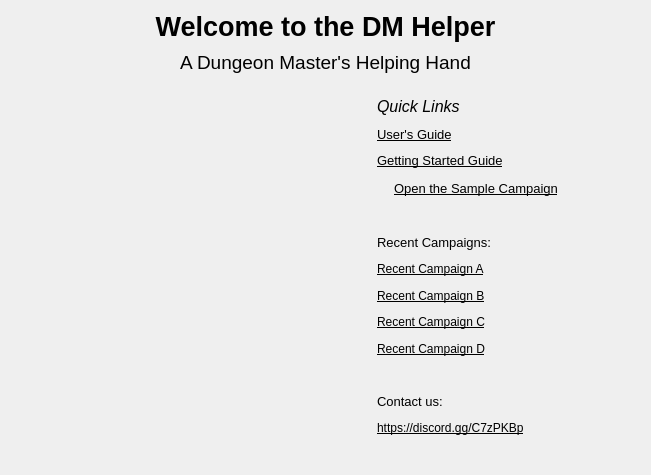
Before: the Qt Designer form DMHelper/src/welcomeframe.ui in MMetze/DMHelper, drawn with Qt 5.
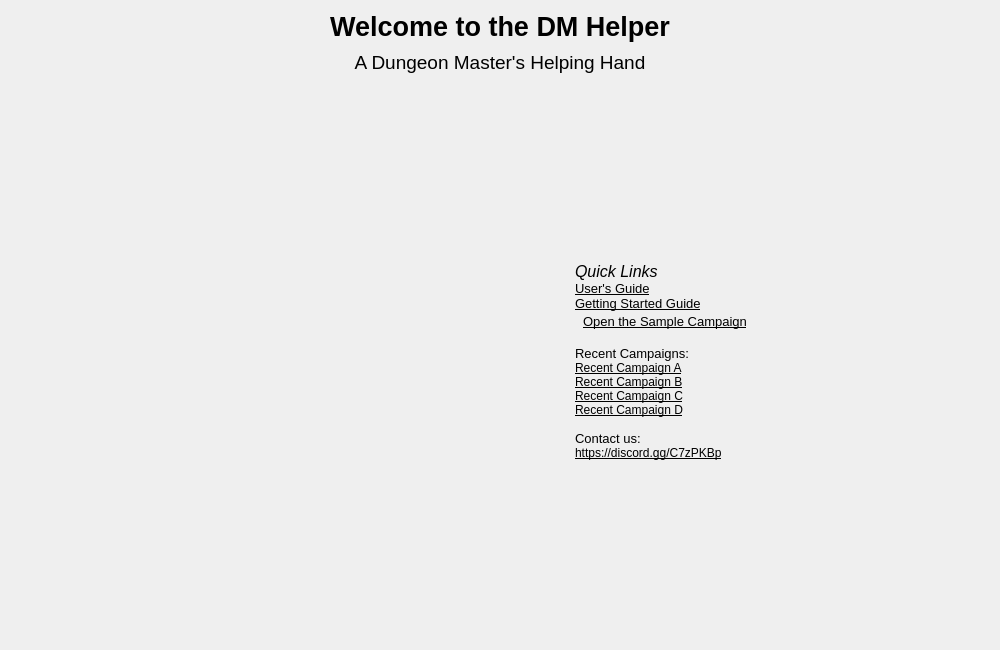
After: the same form once the commit is applied. Icons and pictures are not drawn.

```diff
--- a/DMHelper/src/welcomeframe.ui
+++ b/DMHelper/src/welcomeframe.ui
@@ -6,8 +6,8 @@
    <rect>
     <x>0</x>
     <y>0</y>
-    <width>651</width>
-    <height>475</height>
+    <width>1000</width>
+    <height>650</height>
    </rect>
   </property>
   <property name="sizePolicy">
@@ -18,8 +18,8 @@
   </property>
   <property name="minimumSize">
    <size>
-    <width>640</width>
-    <height>475</height>
+    <width>900</width>
+    <height>650</height>
    </size>
   </property>
   <property name="windowTitle">
@@ -29,19 +29,6 @@
    <string notr="true">background-image: url(:/img/data/parchment.jpg);</string>
   </property>
   <layout class="QHBoxLayout" name="horizontalLayout_3">
-   <item>
-    <spacer name="horizontalSpacer">
-     <property name="orientation">
-      <enum>Qt::Horizontal</enum>
-     </property>
-     <property name="sizeHint" stdset="0">
-      <size>
-       <width>73</width>
-       <height>20</height>
-      </size>
-     </property>
-    </spacer>
-   </item>
    <item>
     <layout class="QVBoxLayout" name="verticalLayout_3" stretch="0,0,1,0,2">
      <property name="spacing">
@@ -95,9 +82,38 @@
       </spacer>
      </item>
      <item>
-      <layout class="QHBoxLayout" name="horizontalLayout_2">
+      <layout class="QHBoxLayout" name="horizontalLayout_2" stretch="1,0,1,10,3">
+       <property name="spacing">
+        <number>0</number>
+       </property>
+       <item>
+        <spacer name="horizontalSpacer_4">
+         <property name="orientation">
+          <enum>Qt::Horizontal</enum>
+         </property>
+         <property name="sizeHint" stdset="0">
+          <size>
+           <width>40</width>
+           <height>20</height>
+          </size>
+         </property>
+        </spacer>
+       </item>
        <item>
         <layout class="QVBoxLayout" name="verticalLayout_2">
+         <item>
+          <spacer name="verticalSpacer_6">
+           <property name="orientation">
+            <enum>Qt::Vertical</enum>
+           </property>
+           <property name="sizeHint" stdset="0">
+            <size>
+             <width>20</width>
+             <height>40</height>
+            </size>
+           </property>
+          </spacer>
+         </item>
          <item>
           <widget class="QLabel" name="lblIcon">
            <property name="sizePolicy">
@@ -108,14 +124,14 @@
            </property>
            <property name="minimumSize">
             <size>
-             <width>300</width>
-             <height>300</height>
+             <width>500</width>
+             <height>500</height>
             </size>
            </property>
            <property name="maximumSize">
             <size>
-             <width>300</width>
-             <height>300</height>
+             <width>500</width>
+             <height>500</height>
             </size>
            </property>
            <property name="text">
@@ -147,8 +163,34 @@
          </item>
         </layout>
        </item>
+       <item>
+        <spacer name="horizontalSpacer_2">
+         <property name="orientation">
+          <enum>Qt::Horizontal</enum>
+         </property>
+         <property name="sizeHint" stdset="0">
+          <size>
+           <width>40</width>
+           <height>20</height>
+          </size>
+         </property>
+        </spacer>
+       </item>
        <item>
         <layout class="QVBoxLayout" name="verticalLayout">
+         <item>
+          <spacer name="verticalSpacer_5">
+           <property name="orientation">
+            <enum>Qt::Vertical</enum>
+           </property>
+           <property name="sizeHint" stdset="0">
+            <size>
+             <width>20</width>
+             <height>40</height>
+            </size>
+           </property>
+          </spacer>
+         </item>
          <item>
           <widget class="QLabel" name="label_8">
            <property name="font">
@@ -256,6 +298,12 @@
          </item>
          <item>
           <widget class="QLabel" name="lblMRU1">
+           <property name="sizePolicy">
+            <sizepolicy hsizetype="MinimumExpanding" vsizetype="Preferred">
+             <horstretch>0</horstretch>
+             <verstretch>0</verstretch>
+            </sizepolicy>
+           </property>
            <property name="font">
             <font>
              <pointsize>9</pointsize>
@@ -269,6 +317,12 @@
          </item>
          <item>
           <widget class="QLabel" name="lblMRU2">
+           <property name="sizePolicy">
+            <sizepolicy hsizetype="MinimumExpanding" vsizetype="Preferred">
+             <horstretch>0</horstretch>
+             <verstretch>0</verstretch>
+            </sizepolicy>
+           </property>
            <property name="font">
             <font>
              <pointsize>9</pointsize>
@@ -282,6 +336,12 @@
          </item>
          <item>
           <widget class="QLabel" name="lblMRU3">
+           <property name="sizePolicy">
+            <sizepolicy hsizetype="MinimumExpanding" vsizetype="Preferred">
+             <horstretch>0</horstretch>
+             <verstretch>0</verstretch>
+            </sizepolicy>
+           </property>
            <property name="font">
             <font>
              <pointsize>9</pointsize>
@@ -295,6 +355,12 @@
          </item>
          <item>
           <widget class="QLabel" name="lblMRU4">
+           <property name="sizePolicy">
+            <sizepolicy hsizetype="MinimumExpanding" vsizetype="Preferred">
+             <horstretch>0</horstretch>
+             <verstretch>0</verstretch>
+            </sizepolicy>
+           </property>
            <property name="font">
             <font>
              <pointsize>9</pointsize>
@@ -341,8 +407,34 @@
            </property>
           </widget>
          </item>
+         <item>
+          <spacer name="verticalSpacer_4">
+           <property name="orientation">
+            <enum>Qt::Vertical</enum>
+           </property>
+           <property name="sizeHint" stdset="0">
+            <size>
+             <width>20</width>
+             <height>40</height>
+            </size>
+           </property>
+          </spacer>
+         </item>
         </layout>
        </item>
+       <item>
+        <spacer name="horizontalSpacer">
+         <property name="orientation">
+          <enum>Qt::Horizontal</enum>
+         </property>
+         <property name="sizeHint" stdset="0">
+          <size>
+           <width>40</width>
+           <height>20</height>
+          </size>
+         </property>
+        </spacer>
+       </item>
       </layout>
      </item>
      <item>
@@ -360,19 +452,6 @@
      </item>
     </layout>
    </item>
-   <item>
-    <spacer name="horizontalSpacer_2">
-     <property name="orientation">
-      <enum>Qt::Horizontal</enum>
-     </property>
-     <property name="sizeHint" stdset="0">
-      <size>
-       <width>73</width>
-       <height>20</height>
-      </size>
-     </property>
-    </spacer>
-   </item>
   </layout>
  </widget>
  <resources>
```
